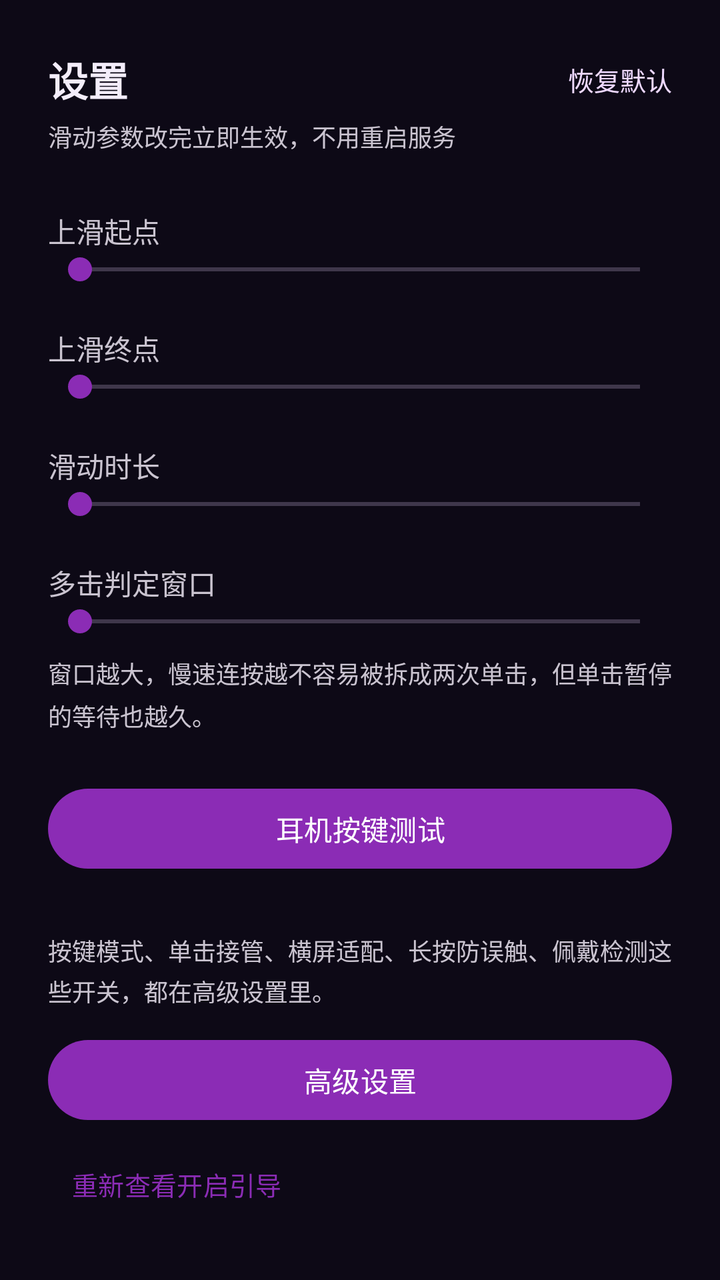
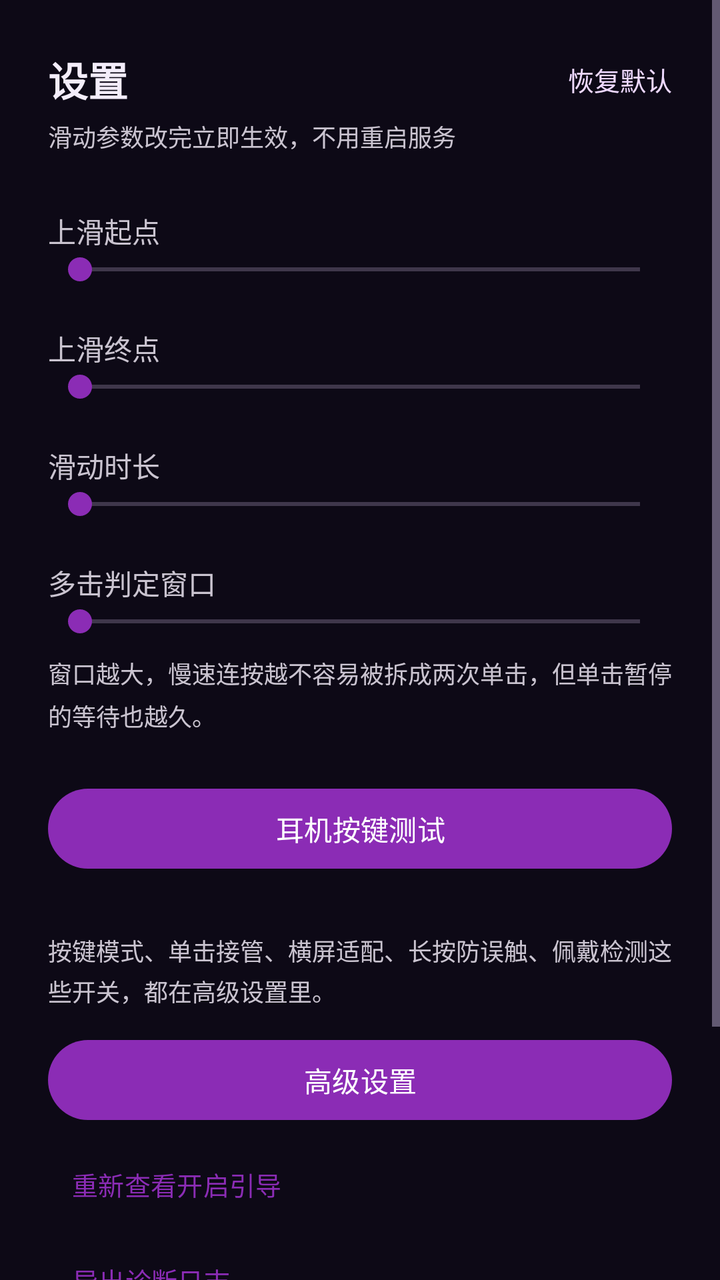

Screens rendered from an Android XML layout before and after an edit, with the pre-edit source and the edit as a unified diff.
<!-- AndroidManifest.xml: application theme Theme.Podskip -->
<!-- res/layout/activity_gesture.xml -->
<?xml version="1.0" encoding="utf-8"?>
<ScrollView xmlns:android="http://schemas.android.com/apk/res/android"
    android:layout_width="match_parent"
    android:layout_height="match_parent"
    android:fitsSystemWindows="true">

    <LinearLayout
        android:layout_width="match_parent"
        android:layout_height="wrap_content"
        android:orientation="vertical"
        android:padding="24dp">

        <LinearLayout
            android:layout_width="match_parent"
            android:layout_height="wrap_content"
            android:gravity="center_vertical"
            android:orientation="horizontal">

            <TextView
                android:layout_width="0dp"
                android:layout_height="wrap_content"
                android:layout_weight="1"
                android:text="设置"
                android:textColor="@color/on_surface"
                android:textSize="20sp"
                android:textStyle="bold" />

            <TextView
                android:id="@+id/btn_reset"
                android:layout_width="wrap_content"
                android:layout_height="wrap_content"
                android:background="?attr/selectableItemBackground"
                android:clickable="true"
                android:focusable="true"
                android:paddingTop="6dp"
                android:paddingBottom="6dp"
                android:text="恢复默认"
                android:textColor="@color/on_primary_container"
                android:textSize="13sp" />
        </LinearLayout>

        <TextView
            android:layout_width="match_parent"
            android:layout_height="wrap_content"
            android:layout_marginTop="4dp"
            android:text="滑动参数改完立即生效，不用重启服务"
            android:textSize="12sp" />

        <TextView
            android:id="@+id/label_from"
            android:layout_width="match_parent"
            android:layout_height="wrap_content"
            android:layout_marginTop="28dp"
            android:text="上滑起点"
            android:textSize="14sp" />

        <SeekBar
            android:id="@+id/seek_from"
            android:layout_width="match_parent"
            android:layout_height="wrap_content" />

        <TextView
            android:id="@+id/label_to"
            android:layout_width="match_parent"
            android:layout_height="wrap_content"
            android:layout_marginTop="20dp"
            android:text="上滑终点"
            android:textSize="14sp" />

        <SeekBar
            android:id="@+id/seek_to"
            android:layout_width="match_parent"
            android:layout_height="wrap_content" />

        <TextView
            android:id="@+id/label_duration"
            android:layout_width="match_parent"
            android:layout_height="wrap_content"
            android:layout_marginTop="20dp"
            android:text="滑动时长"
            android:textSize="14sp" />

        <SeekBar
            android:id="@+id/seek_duration"
            android:layout_width="match_parent"
            android:layout_height="wrap_content" />

        <TextView
            android:id="@+id/label_window"
            android:layout_width="match_parent"
            android:layout_height="wrap_content"
            android:layout_marginTop="20dp"
            android:text="多击判定窗口"
            android:textSize="14sp" />

        <SeekBar
            android:id="@+id/seek_window"
            android:layout_width="match_parent"
            android:layout_height="wrap_content" />

        <TextView
            android:layout_width="match_parent"
            android:layout_height="wrap_content"
            android:layout_marginTop="8dp"
            android:lineSpacingExtra="4dp"
            android:text="窗口越大，慢速连按越不容易被拆成两次单击，但单击暂停的等待也越久。"
            android:textSize="12sp" />

        <Button
            android:id="@+id/btn_key_test"
            android:layout_width="match_parent"
            android:layout_height="wrap_content"
            android:layout_marginTop="24dp"
            android:text="耳机按键测试" />

        <TextView
            android:layout_width="match_parent"
            android:layout_height="wrap_content"
            android:layout_marginTop="28dp"
            android:lineSpacingExtra="3dp"
            android:text="按键模式、单击接管、横屏适配、长按防误触、佩戴检测这些开关，都在高级设置里。"
            android:textSize="12sp" />

        <Button
            android:id="@+id/btn_advanced"
            android:layout_width="match_parent"
            android:layout_height="wrap_content"
            android:layout_marginTop="12dp"
            android:text="高级设置" />

        <Button
            android:id="@+id/btn_onboarding_again"
            style="@style/Widget.Material3.Button.TextButton"
            android:layout_width="wrap_content"
            android:layout_height="wrap_content"
            android:layout_marginTop="4dp"
            android:layout_gravity="start"
            android:minWidth="0dp"
            android:text="重新查看开启引导"
            android:textSize="13sp" />

    </LinearLayout>
</ScrollView>
<!-- resources referenced by this layout -->
<resources>
  <color name="on_primary_container">#EED9FF</color>
  <color name="on_surface">#F3EDFA</color>
  <style name="Theme.Podskip" parent="Theme.Material3.Dark.NoActionBar">
          <item name="colorPrimary">@color/primary</item>
          <item name="colorOnPrimary">@color/on_primary</item>
          <item name="colorPrimaryContainer">@color/primary_container</item>
          <item name="colorOnPrimaryContainer">@color/on_primary_container</item>
          <item name="colorSecondaryContainer">@color/secondary_container</item>
          <item name="colorOnSecondaryContainer">@color/on_secondary_container</item>
  
          <item name="colorSurface">@color/surface</item>
          <item name="colorOnSurface">@color/on_surface</item>
          <item name="colorSurfaceVariant">@color/surface_high</item>
          <item name="colorOnSurfaceVariant">@color/on_surface_variant</item>
          <item name="colorOutline">@color/outline</item>
  
          <item name="android:colorBackground">@color/bg</item>
          <item name="android:windowBackground">@color/bg</item>
          <item name="android:statusBarColor">@color/bg</item>
          <item name="android:navigationBarColor">@color/bg</item>
          <item name="android:windowLightStatusBar">false</item>
          <item name="android:windowLightNavigationBar">false</item>
  
          <item name="android:textColorPrimary">@color/on_surface</item>
          <item name="android:textColorSecondary">@color/on_surface_variant</item>
          <item name="android:textColorHint">@color/on_surface_faint</item>
  
          <item name="colorAccent">@color/primary</item>
          <item name="colorControlActivated">@color/primary</item>
      </style>
  <color name="primary">#8B2CB5</color>
  <color name="on_primary">#FFFFFF</color>
  <color name="primary_container">#3A1B52</color>
  <color name="secondary_container">#2A1D3E</color>
  <color name="on_secondary_container">#E4D3FA</color>
  <color name="surface">#191228</color>
  <color name="surface_high">#221838</color>
  <color name="on_surface_variant">#B3A4C8</color>
  <color name="outline">#33264A</color>
  <color name="bg">#0D0916</color>
  <color name="on_surface_faint">#8A7CA0</color>
</resources>

<!-- the commit's change to res/layout/activity_gesture.xml (unified diff, before → after) -->
@@ -139,5 +139,33 @@
             android:text="重新查看开启引导"
             android:textSize="13sp" />
 
+        <Button
+            android:id="@+id/btn_export_log"
+            style="@style/Widget.Material3.Button.TextButton"
+            android:layout_width="wrap_content"
+            android:layout_height="wrap_content"
+            android:layout_gravity="start"
+            android:minWidth="0dp"
+            android:text="导出诊断日志"
+            android:textSize="13sp" />
+
+        <Button
+            android:id="@+id/btn_feedback"
+            style="@style/Widget.Material3.Button.TextButton"
+            android:layout_width="wrap_content"
+            android:layout_height="wrap_content"
+            android:layout_gravity="start"
+            android:minWidth="0dp"
+            android:text="反馈问题（GitHub）"
+            android:textSize="13sp" />
+
+        <TextView
+            android:layout_width="match_parent"
+            android:layout_height="wrap_content"
+            android:layout_marginTop="4dp"
+            android:lineSpacingExtra="3dp"
+            android:text="按键没反应时，先导出日志，再到 GitHub 提一条 issue 并把文件附上。日志只存在本机，App 没有联网权限，不会自动上传。"
+            android:textSize="12sp" />
+
     </LinearLayout>
 </ScrollView>
